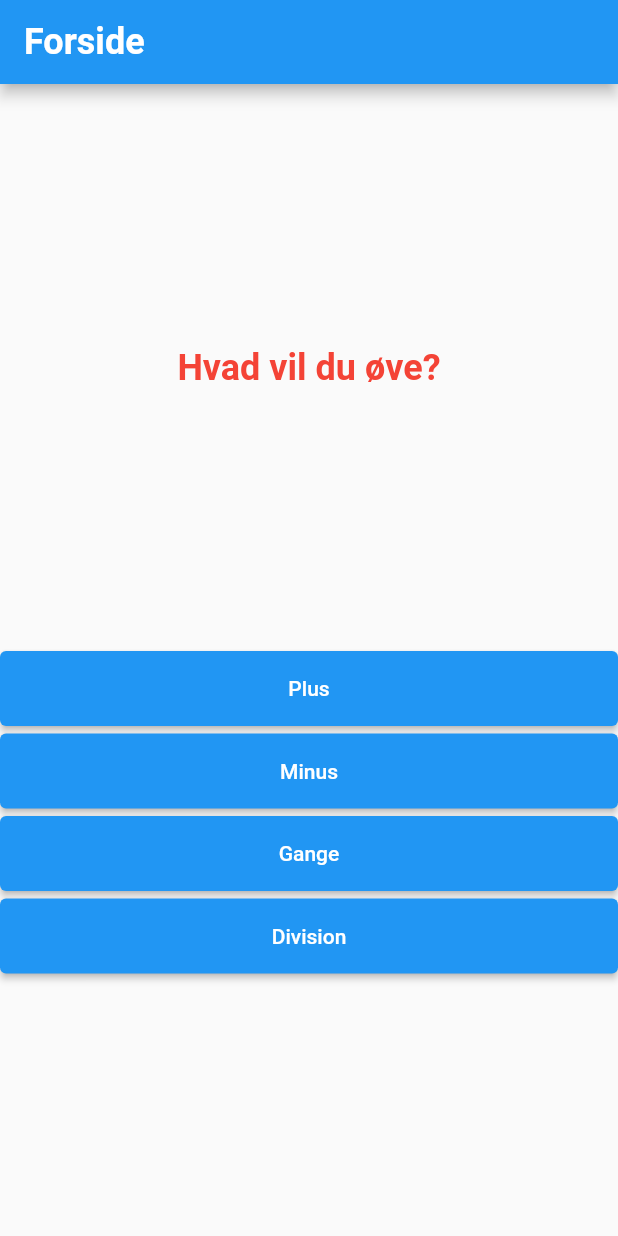
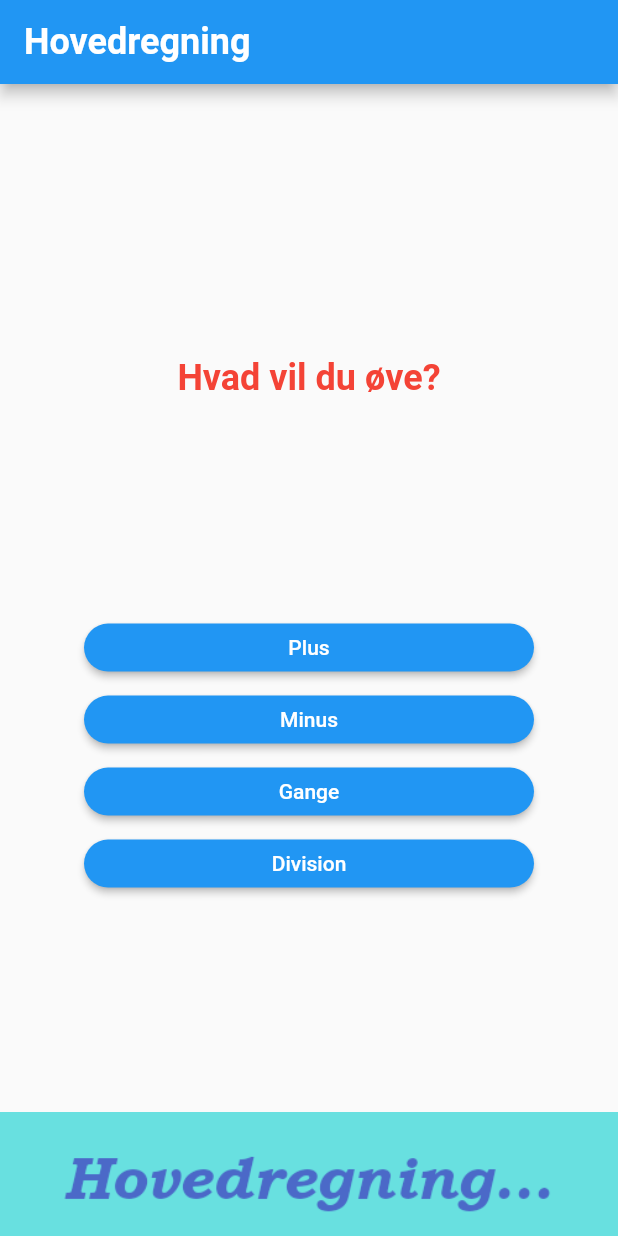
Before and after one commit to davidlamhauge/hovedRegner, a Flutter app: the screen it shows after launch, on a phone screen of 412 x 824 dp. Run offline on Flutter 3.47's test engine with Material 2 defaults, Android fonts, the phone set to English and light mode, and no system bars.

Commit message:
Design of front page finished.

```diff
--- a/lib/main.dart
+++ b/lib/main.dart
@@ -9,13 +9,14 @@ void main() {
 class MyApp extends StatelessWidget {
   const MyApp({Key? key}) : super(key: key);
 
+
   @override
   Widget build(BuildContext context) {
     return MaterialApp(
       home: Scaffold(
         appBar: AppBar(
           title: const Text(
-            'Forside',
+            'Hovedregning',
             style: TextStyle(
               fontSize: 24,
               fontWeight: FontWeight.bold,
@@ -25,8 +26,9 @@ class MyApp extends StatelessWidget {
         ),
         body: Center(
           child: Column(
-            mainAxisAlignment: MainAxisAlignment.spaceEvenly,
+            mainAxisAlignment: MainAxisAlignment.spaceBetween,
             children: [
+              const SizedBox(height: 40),
               const Text(
                 'Hvad vil du øve?',
                 style: TextStyle(
@@ -39,14 +41,12 @@ class MyApp extends StatelessWidget {
                 mainAxisAlignment: MainAxisAlignment.center,
                 children: const [
                   SubjectButton(subject: 'Plus'),
-                  SizedBox(height: 5),
                   SubjectButton(subject: 'Minus'),
-                  SizedBox(height: 5),
                   SubjectButton(subject: 'Gange'),
-                  SizedBox(height: 5),
                   SubjectButton(subject: 'Division'),
                 ],
               ),
+              const Image(image: AssetImage('assets/hovedregning.png'))
             ],
           ),
         ),
--- a/lib/subject_button.dart
+++ b/lib/subject_button.dart
@@ -10,7 +10,10 @@ class SubjectButton extends StatelessWidget {
   Widget build(BuildContext context) {
     return ElevatedButton(
       style: ElevatedButton.styleFrom(
-        minimumSize: const Size.fromHeight(50),
+        shape: RoundedRectangleBorder(
+          borderRadius: BorderRadius.circular(16),
+        ),
+        minimumSize: const Size(300, 32),
       ),
         onPressed: () {
           PractiseScreen(subject: subject);
--- a/pubspec.yaml
+++ b/pubspec.yaml
@@ -59,8 +59,8 @@ flutter:
   uses-material-design: true
 
   # To add assets to your application, add an assets section, like this:
-  # assets:
-  #   - images/a_dot_burr.jpeg
+  assets:
+    - assets/hovedregning.png
   #   - images/a_dot_ham.jpeg
 
   # An image asset can refer to one or more resolution-specific "variants", see
```
Also changed, not shown: assets/hovedregning.png (added), 1 other file.
